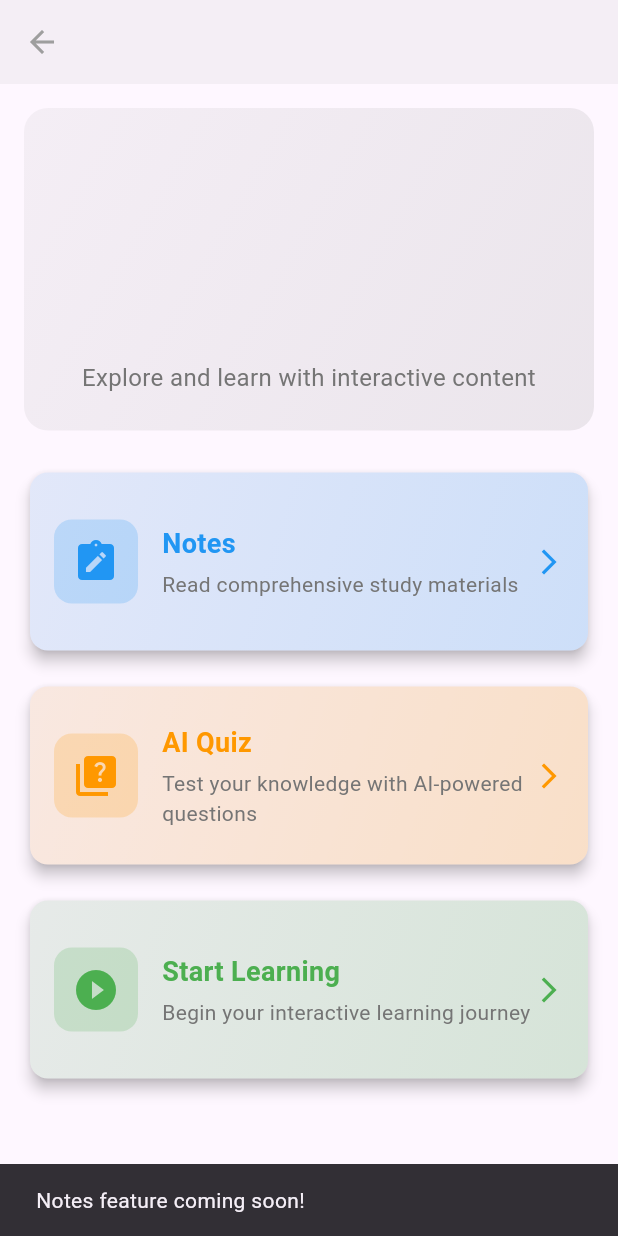
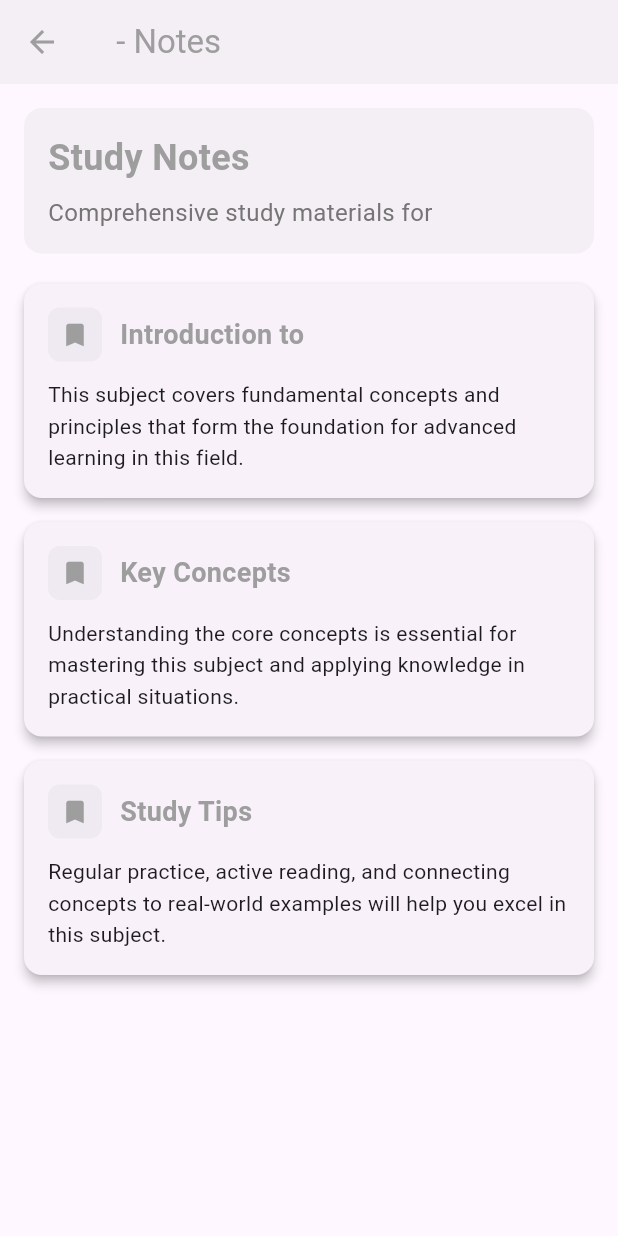
Before and after one commit to sanjaysagar12/pathshala_std, a Flutter app: the SubjectDetailScreen screen opened directly with empty values, after a tap on "Notes", on a phone screen of 412 x 824 dp. Run offline on Flutter 3.47's test engine with Material 3 defaults, Android fonts, the phone set to English and light mode, and no system bars.

Commit message:
feat: add notes screen and navigation; Implement notes screen and update subject detail screen to navigate to notes

```diff
--- a/lib/main.dart
+++ b/lib/main.dart
@@ -3,6 +3,7 @@ import 'screen/splash_screen.dart';
 import 'screen/login_screen.dart';
 import 'screen/home_screen.dart';
 import 'screen/subject_detail_screen.dart';
+import 'screen/notes_screen.dart';
 
 void main() {
   runApp(const MyApp());
@@ -36,6 +37,15 @@ class MyApp extends StatelessWidget {
             ),
           );
         }
+        if (settings.name == '/notes') {
+          final args = settings.arguments as Map<String, dynamic>;
+          return MaterialPageRoute(
+            builder: (context) => NotesScreen(
+              subjectName: args['subjectName'],
+              subjectColor: args['subjectColor'],
+            ),
+          );
+        }
         return null;
       },
     );
--- /dev/null
+++ b/lib/screen/notes_screen.dart
@@ -0,0 +1,211 @@
+import 'package:flutter/material.dart';
+
+class NotesScreen extends StatelessWidget {
+  final String subjectName;
+  final Color subjectColor;
+
+  const NotesScreen({
+    super.key,
+    required this.subjectName,
+    required this.subjectColor,
+  });
+
+  List<Map<String, String>> get subjectNotes {
+    switch (subjectName) {
+      case 'Mathematics':
+        return [
+          {
+            'title': 'Algebra Basics',
+            'content': 'Algebra is a branch of mathematics dealing with symbols and the rules for manipulating those symbols. In elementary algebra, those symbols represent quantities without fixed values, known as variables.',
+          },
+          {
+            'title': 'Geometry Fundamentals',
+            'content': 'Geometry is concerned with properties of space that are related with distance, shape, size, and relative position of figures. It includes points, lines, angles, surfaces, and solids.',
+          },
+          {
+            'title': 'Calculus Introduction',
+            'content': 'Calculus is the mathematical study of continuous change. It has two major branches: differential calculus and integral calculus, which are related by the fundamental theorem of calculus.',
+          },
+        ];
+      case 'Science':
+        return [
+          {
+            'title': 'Scientific Method',
+            'content': 'The scientific method is a systematic approach to understanding the natural world. It involves observation, hypothesis formation, experimentation, and analysis of results.',
+          },
+          {
+            'title': 'States of Matter',
+            'content': 'Matter exists in different states: solid, liquid, gas, and plasma. Each state has distinct properties based on the arrangement and movement of particles.',
+          },
+          {
+            'title': 'Energy and Motion',
+            'content': 'Energy is the capacity to do work. It exists in various forms including kinetic energy (energy of motion), potential energy (stored energy), and thermal energy.',
+          },
+        ];
+      case 'English':
+        return [
+          {
+            'title': 'Grammar Essentials',
+            'content': 'Grammar is the system of rules that governs the composition of sentences, phrases, and words in any language. It includes parts of speech, sentence structure, and punctuation.',
+          },
+          {
+            'title': 'Literature Analysis',
+            'content': 'Literature analysis involves examining the elements of a literary work such as plot, character, setting, theme, and style to understand the author\'s message and artistic techniques.',
+          },
+          {
+            'title': 'Writing Techniques',
+            'content': 'Effective writing involves clear organization, proper grammar, varied sentence structure, and appropriate tone for the intended audience and purpose.',
+          },
+        ];
+      case 'History':
+        return [
+          {
+            'title': 'Ancient Civilizations',
+            'content': 'Ancient civilizations like Mesopotamia, Egypt, Greece, and Rome laid the foundations for modern society through their innovations in government, technology, and culture.',
+          },
+          {
+            'title': 'Medieval Period',
+            'content': 'The medieval period, also known as the Middle Ages, was characterized by feudalism, the rise of Christianity, and significant cultural and technological developments.',
+          },
+          {
+            'title': 'Industrial Revolution',
+            'content': 'The Industrial Revolution was a period of major industrialization that transformed economies from agriculture-based to manufacturing-based systems.',
+          },
+        ];
+      case 'Geography':
+        return [
+          {
+            'title': 'Physical Geography',
+            'content': 'Physical geography studies natural features of Earth including landforms, climate, water bodies, and ecosystems and how they interact with each other.',
+          },
+          {
+            'title': 'Human Geography',
+            'content': 'Human geography examines the relationship between people and places, including population distribution, cultural patterns, and economic activities.',
+          },
+          {
+            'title': 'Climate and Weather',
+            'content': 'Climate refers to long-term atmospheric conditions, while weather describes short-term atmospheric conditions. Both are influenced by factors like latitude, altitude, and proximity to water bodies.',
+          },
+        ];
+      default:
+        return [
+          {
+            'title': 'Introduction to $subjectName',
+            'content': 'This subject covers fundamental concepts and principles that form the foundation for advanced learning in this field.',
+          },
+          {
+            'title': 'Key Concepts',
+            'content': 'Understanding the core concepts is essential for mastering this subject and applying knowledge in practical situations.',
+          },
+          {
+            'title': 'Study Tips',
+            'content': 'Regular practice, active reading, and connecting concepts to real-world examples will help you excel in this subject.',
+          },
+        ];
+    }
+  }
+
+  @override
+  Widget build(BuildContext context) {
+    return Scaffold(
+      appBar: AppBar(
+        title: Text('$subjectName - Notes'),
+        backgroundColor: subjectColor.withOpacity(0.1),
+        foregroundColor: subjectColor,
+      ),
+      body: Padding(
+        padding: const EdgeInsets.all(16.0),
+        child: Column(
+          crossAxisAlignment: CrossAxisAlignment.start,
+          children: [
+            Container(
+              width: double.infinity,
+              padding: const EdgeInsets.all(16),
+              decoration: BoxDecoration(
+                color: subjectColor.withOpacity(0.1),
+                borderRadius: BorderRadius.circular(12),
+              ),
+              child: Column(
+                crossAxisAlignment: CrossAxisAlignment.start,
+                children: [
+                  Text(
+                    'Study Notes',
+                    style: TextStyle(
+                      fontSize: 24,
+                      fontWeight: FontWeight.bold,
+                      color: subjectColor,
+                    ),
+                  ),
+                  const SizedBox(height: 8),
+                  Text(
+                    'Comprehensive study materials for $subjectName',
+                    style: TextStyle(
+                      fontSize: 16,
+                      color: Colors.grey[600],
+                    ),
+                  ),
+                ],
+              ),
+            ),
+            const SizedBox(height: 20),
+            Expanded(
+              child: ListView.builder(
+                itemCount: subjectNotes.length,
+                itemBuilder: (context, index) {
+                  final note = subjectNotes[index];
+                  return Card(
+                    margin: const EdgeInsets.only(bottom: 16),
+                    elevation: 3,
+                    child: Padding(
+                      padding: const EdgeInsets.all(16),
+                      child: Column(
+                        crossAxisAlignment: CrossAxisAlignment.start,
+                        children: [
+                          Row(
+                            children: [
+                              Container(
+                                padding: const EdgeInsets.all(8),
+                                decoration: BoxDecoration(
+                                  color: subjectColor.withOpacity(0.1),
+                                  borderRadius: BorderRadius.circular(8),
+                                ),
+                                child: Icon(
+                                  Icons.bookmark,
+                                  color: subjectColor,
+                                  size: 20,
+                                ),
+                              ),
+                              const SizedBox(width: 12),
+                              Expanded(
+                                child: Text(
+                                  note['title']!,
+                                  style: TextStyle(
+                                    fontSize: 18,
+                                    fontWeight: FontWeight.bold,
+                                    color: subjectColor,
+                                  ),
+                                ),
+                              ),
+                            ],
+                          ),
+                          const SizedBox(height: 12),
+                          Text(
+                            note['content']!,
+                            style: const TextStyle(
+                              fontSize: 14,
+                              height: 1.5,
+                            ),
+                          ),
+                        ],
+                      ),
+                    ),
+                  );
+                },
+              ),
+            ),
+          ],
+        ),
+      ),
+    );
+  }
+}
--- a/lib/screen/subject_detail_screen.dart
+++ b/lib/screen/subject_detail_screen.dart
@@ -86,7 +86,14 @@ class SubjectDetailScreen extends StatelessWidget {
                     'Read comprehensive study materials',
                     Icons.note_alt,
                     Colors.blue,
-                    () => _showComingSoon(context, 'Notes'),
+                    () => Navigator.pushNamed(
+                      context,
+                      '/notes',
+                      arguments: {
+                        'subjectName': subjectName,
+                        'subjectColor': subjectColor,
+                      },
+                    ),
                   ),
                   _buildLearningCard(
                     context,
```
